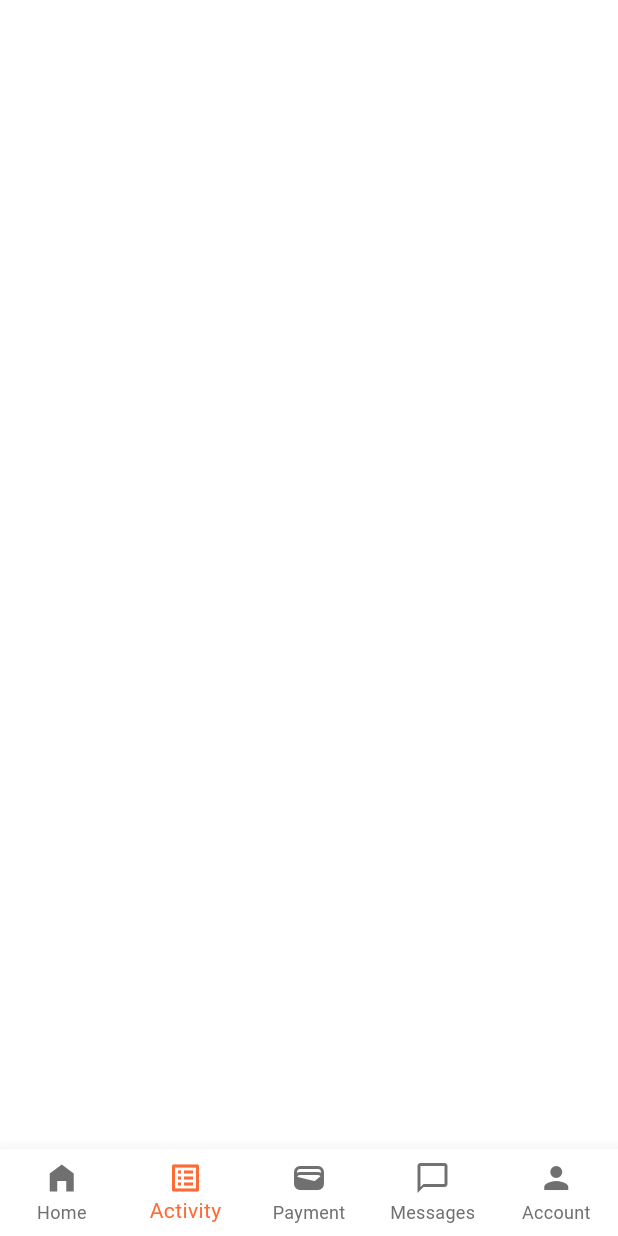
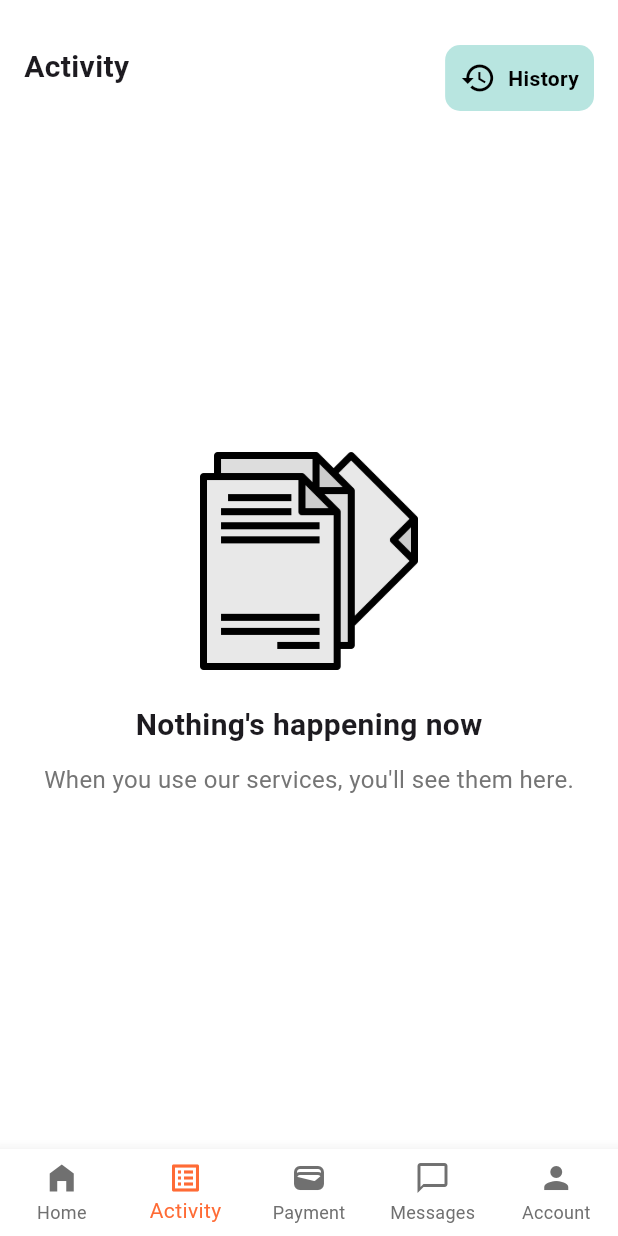
Before and after one commit to Asteriskzkx/aroigo, a Flutter app: the screen it shows after launch, item 2 of the bottom bar chosen, on a phone screen of 412 x 824 dp. Run offline on Flutter 3.47's test engine with Material 3 defaults, Android fonts, the phone set to English and light mode, and no system bars; Roboto replaces fonts that are missing (SF Pro Display).

Commit message:
etc Update

```diff
--- /dev/null
+++ b/lib/screens/activityscreen.dart
@@ -0,0 +1,84 @@
+import 'package:flutter/material.dart';
+
+class Activityscreen extends StatelessWidget {
+  const Activityscreen({super.key});
+
+  @override
+  Widget build(BuildContext context) {
+    return Scaffold(
+      body: Column(
+        mainAxisAlignment: MainAxisAlignment.spaceBetween,
+        children: [
+          Container(
+            padding: EdgeInsets.symmetric(horizontal: 16, vertical: 30),
+            child: Row(
+              mainAxisAlignment: MainAxisAlignment.spaceBetween,
+              crossAxisAlignment: CrossAxisAlignment.start,
+              children: [
+                Text(
+                  "Activity",
+                  style: TextStyle(
+                    fontSize: 20,
+                    fontFamily: 'SF Pro Display',
+                    fontWeight: FontWeight.bold,
+                  ),
+                ),
+                GestureDetector(
+                  onTap: () {},
+                  child: Container(
+                    padding: EdgeInsets.all(10),
+                    decoration: BoxDecoration(
+                      color: Color(0XFFB8E5E0),
+                      borderRadius: BorderRadius.circular(10),
+                    ),
+                    child: Row(
+                      mainAxisSize: MainAxisSize.min,
+                      children: [
+                        Icon(Icons.history, color: Colors.black),
+                        SizedBox(width: 8),
+                        Text(
+                          'History',
+                          style: TextStyle(
+                            color: Colors.black,
+                            fontSize: 14,
+                            fontFamily: 'SF Pro Display',
+                            fontWeight: FontWeight.bold,
+                          ),
+                        ),
+                      ],
+                    ),
+                  ),
+                ),
+              ],
+            ),
+          ),
+          Column(
+            mainAxisAlignment: MainAxisAlignment.center,
+            children: <Widget>[
+              Image.asset('assets/images/paper.png', width: 150, height: 150),
+              SizedBox(height: 20),
+              Text(
+                "Nothing's happening now",
+                style: TextStyle(
+                  fontSize: 20,
+                  fontWeight: FontWeight.bold,
+                  fontFamily: 'SF Pro Display',
+                ),
+              ),
+              SizedBox(height: 10),
+              Text(
+                "When you use our services, you'll see them here.",
+                style: TextStyle(
+                  fontSize: 16,
+                  color: Colors.grey[600],
+                  fontFamily: 'SF Pro Display',
+                ),
+              ),
+            ],
+          ),
+          SizedBox(height: 40),
+        ],
+      ),
+    );
+  }
+}
--- a/lib/screens/homescreen_navi.dart
+++ b/lib/screens/homescreen_navi.dart
@@ -1,3 +1,4 @@
+import 'package:aroigo/screens/activityscreen.dart';
 import 'package:aroigo/screens/homescreen.dart';
 import 'package:flutter/material.dart';
 
@@ -18,7 +19,7 @@ class _HomescreenNavi extends State<HomescreenNavi> {
     1: {
       "title": "Activity",
       "icon": Icons.list_alt_outlined,
-      "screen": Container(),
+      "screen": Activityscreen(),
     },
     2: {"title": "Payment", "icon": Icons.wallet, "screen": Container()},
     3: {
```
Also changed, not shown: assets/images/paper.png (added).
